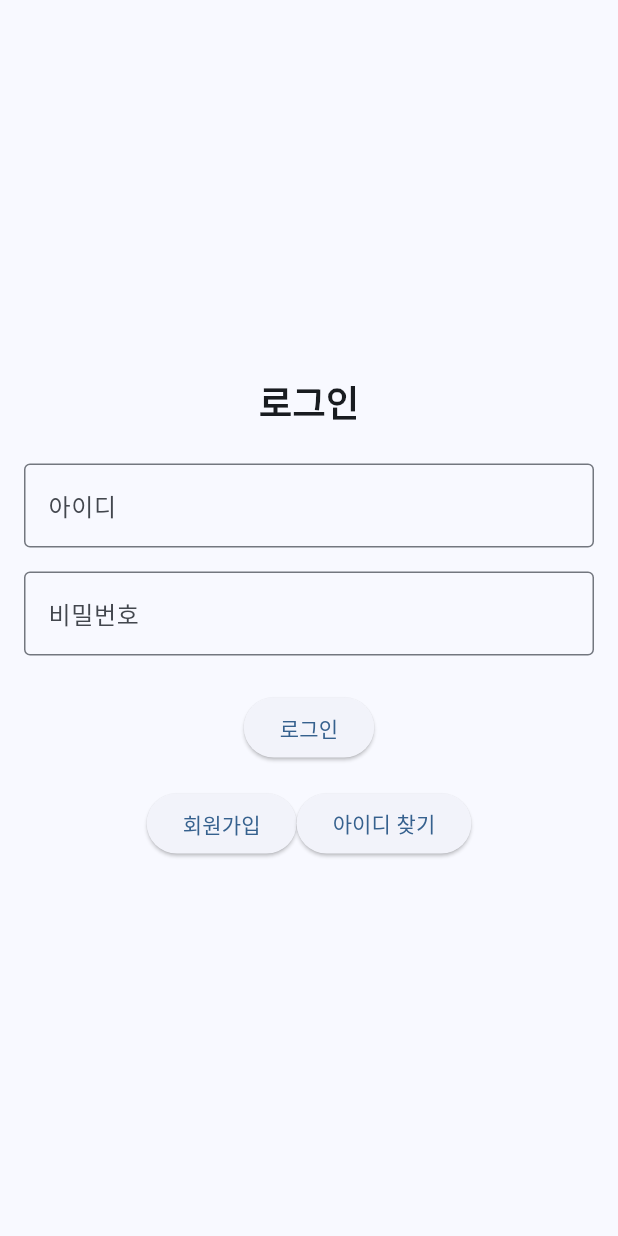
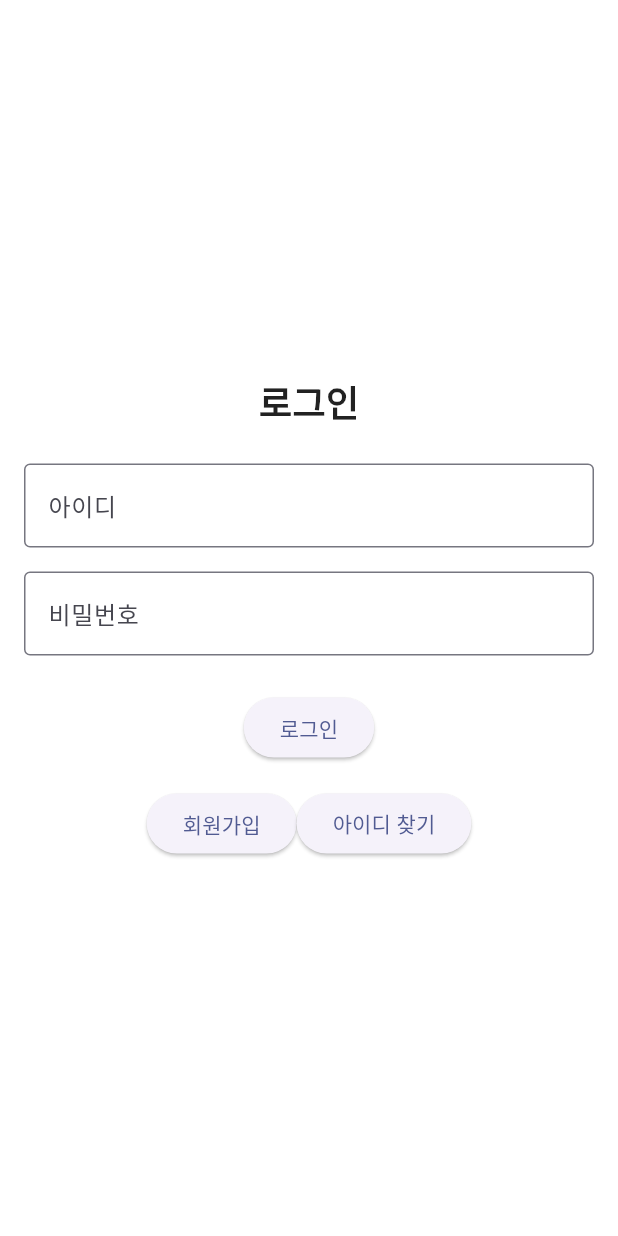
Before and after one commit to poosh1324/madcamp_week1_front, a Flutter app: the screen it shows after launch, on a phone screen of 412 x 824 dp. Run offline on Flutter 3.47's test engine with Material 3 defaults, Android fonts, the phone set to English and light mode, and no system bars; our stand-ins replace image_picker, shared_preferences.

Commit message:
UI 쪼물딱

```diff
--- a/lib/main.dart
+++ b/lib/main.dart
@@ -17,7 +17,9 @@ class MyApp extends StatelessWidget {
     return MaterialApp(
       title: 'Login Flow',
       theme: ThemeData(
-        colorScheme: ColorScheme.fromSeed(seedColor: Colors.blue),
+        colorScheme: ColorScheme.fromSeed(seedColor: Colors.indigo),
+        scaffoldBackgroundColor: Colors.white,
+        textTheme: Typography.blackMountainView,
         useMaterial3: true,
       ),
       home: const LoginPage(),
```
